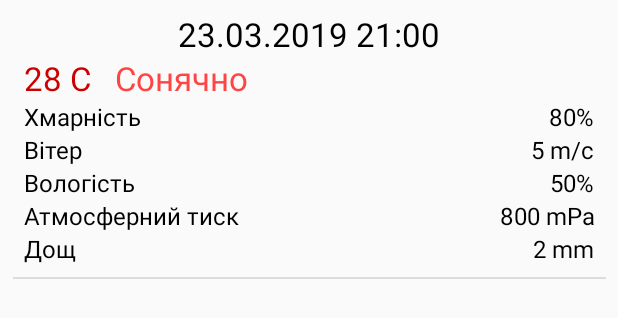
After one commit to Chupryna/Weather, an Android app: the layout weather_item.xml on its own in the app's theme, with its tools: preview values and no code run, on a phone screen of 412 x 824 dp. The commit adds this screen. Shown: the top 318 px of the screen. Run offline under Robolectric (Android 15) with nearby library versions, the phone set to English and light mode, and no system bars.

Commit message:
added show weather in RecyclerView

```diff
--- a/app/build.gradle
+++ b/app/build.gradle
@@ -30,6 +30,7 @@ dependencies {
     testImplementation 'junit:junit:4.12'
     androidTestImplementation 'com.android.support.test:runner:1.0.2'
     androidTestImplementation 'com.android.support.test.espresso:espresso-core:3.0.2'
+    implementation 'com.android.support:recyclerview-v7:28.0.0'
     implementation 'com.google.code.gson:gson:2.8.5'
     implementation 'com.squareup.retrofit2:retrofit:2.4.0'
     implementation 'com.squareup.retrofit2:converter-gson:2.4.0'
--- a/app/src/main/java/com/example/weather/data/model/City.kt
+++ b/app/src/main/java/com/example/weather/data/model/City.kt
@@ -1,4 +1,4 @@
-package com.example.weather.model
+package com.example.weather.data.model
 
 import com.google.gson.annotations.SerializedName
 
--- a/app/src/main/java/com/example/weather/data/model/Clouds.kt
+++ b/app/src/main/java/com/example/weather/data/model/Clouds.kt
@@ -1,4 +1,4 @@
-package com.example.weather.model
+package com.example.weather.data.model
 
 import com.google.gson.annotations.SerializedName
 
--- a/app/src/main/java/com/example/weather/data/model/Coord.kt
+++ b/app/src/main/java/com/example/weather/data/model/Coord.kt
@@ -1,4 +1,4 @@
-package com.example.weather.model
+package com.example.weather.data.model
 
 import com.google.gson.annotations.SerializedName
 
--- a/app/src/main/java/com/example/weather/data/model/ListItem.kt
+++ b/app/src/main/java/com/example/weather/data/model/ListItem.kt
@@ -1,4 +1,4 @@
-package com.example.weather.model
+package com.example.weather.data.model
 
 import com.google.gson.annotations.SerializedName
 
@@ -13,6 +13,6 @@ data class ListItem(@SerializedName("dt")
                     @SerializedName("wind")
                     val wind: Wind,
                     @SerializedName("rain")
-                    val rain: Rain,
+                    val rain: Rain?,
                     @SerializedName("dt_txt")
                     val dtTxt: String = "")
--- a/app/src/main/java/com/example/weather/data/model/Main.kt
+++ b/app/src/main/java/com/example/weather/data/model/Main.kt
@@ -1,4 +1,4 @@
-package com.example.weather.model
+package com.example.weather.data.model
 
 import com.google.gson.annotations.SerializedName
 
--- a/app/src/main/java/com/example/weather/data/model/Rain.kt
+++ b/app/src/main/java/com/example/weather/data/model/Rain.kt
@@ -1,4 +1,4 @@
-package com.example.weather.model
+package com.example.weather.data.model
 
 import com.google.gson.annotations.SerializedName
 
--- a/app/src/main/java/com/example/weather/data/model/Weather.kt
+++ b/app/src/main/java/com/example/weather/data/model/Weather.kt
@@ -1,4 +1,4 @@
-package com.example.weather.model
+package com.example.weather.data.model
 
 import com.google.gson.annotations.SerializedName
 
@@ -11,4 +11,5 @@ data class Weather(@SerializedName("cod")
                    @SerializedName("list")
                    val list: List<ListItem>?,
                    @SerializedName("city")
-                   val city: City)
+                   val city: City
+)
--- a/app/src/main/java/com/example/weather/data/model/WeatherItem.kt
+++ b/app/src/main/java/com/example/weather/data/model/WeatherItem.kt
@@ -1,4 +1,4 @@
-package com.example.weather.model
+package com.example.weather.data.model
 
 import com.google.gson.annotations.SerializedName
 
--- a/app/src/main/java/com/example/weather/data/model/Wind.kt
+++ b/app/src/main/java/com/example/weather/data/model/Wind.kt
@@ -1,4 +1,4 @@
-package com.example.weather.model
+package com.example.weather.data.model
 
 import com.google.gson.annotations.SerializedName
 
--- a/app/src/main/java/com/example/weather/data/source/OpenWeatherMapAPI.kt
+++ b/app/src/main/java/com/example/weather/data/source/OpenWeatherMapAPI.kt
@@ -1,6 +1,6 @@
 package com.example.weather.data.source
 
-import com.example.weather.model.Weather
+import com.example.weather.data.model.Weather
 import retrofit2.Call
 import retrofit2.http.GET
 import retrofit2.http.Query
--- /dev/null
+++ b/app/src/main/res/layout/weather_item.xml
@@ -0,0 +1,170 @@
+<?xml version="1.0" encoding="utf-8"?>
+<android.support.constraint.ConstraintLayout
+        xmlns:android="http://schemas.android.com/apk/res/android"
+        xmlns:app="http://schemas.android.com/apk/res-auto"
+        android:layout_width="match_parent"
+        android:layout_height="wrap_content"
+        xmlns:tools="http://schemas.android.com/tools">
+
+    <TextView
+            android:id="@+id/textDate"
+            android:layout_width="match_parent"
+            android:layout_height="wrap_content"
+            app:layout_constraintTop_toTopOf="parent"
+            android:layout_marginTop="8dp"
+            android:gravity="center"
+            android:textSize="22sp"
+            android:textColor="@android:color/black"
+            tools:text="23.03.2019 21:00"/>
+
+    <TextView
+            android:id="@+id/textTemperature"
+            android:layout_width="wrap_content"
+            android:layout_height="wrap_content"
+            app:layout_constraintTop_toBottomOf="@id/textDate"
+            app:layout_constraintStart_toStartOf="parent"
+            android:layout_marginStart="16dp"
+            android:textSize="22sp"
+            android:textColor="@android:color/holo_red_dark"
+            tools:text="28 C"/>
+
+    <TextView
+            android:id="@+id/textWeatherState"
+            android:layout_width="wrap_content"
+            android:layout_height="wrap_content"
+            app:layout_constraintTop_toBottomOf="@id/textDate"
+            android:gravity="end"
+            android:textSize="22sp"
+            android:textColor="@android:color/holo_red_light"
+            tools:text="Сонячно"
+            app:layout_constraintStart_toEndOf="@+id/textTemperature"
+            android:layout_marginStart="16dp"/>
+
+    <TextView
+            android:id="@+id/textClouds"
+            android:layout_width="wrap_content"
+            android:layout_height="wrap_content"
+            app:layout_constraintTop_toBottomOf="@id/textTemperature"
+            android:textSize="16sp"
+            android:textColor="@android:color/black"
+            android:text="@string/clouds"
+            app:layout_constraintStart_toStartOf="parent"
+            android:layout_marginStart="16dp"/>
+
+    <TextView
+            android:id="@+id/textCloudsValue"
+            android:layout_width="wrap_content"
+            android:layout_height="wrap_content"
+            app:layout_constraintTop_toBottomOf="@id/textWeatherState"
+            app:layout_constraintEnd_toEndOf="parent"
+            android:layout_marginEnd="16dp"
+            android:gravity="end"
+            android:textSize="16sp"
+            android:textColor="@android:color/black"
+            tools:text="80%"/>
+
+    <TextView
+            android:id="@+id/textWindSpeed"
+            android:layout_width="wrap_content"
+            android:layout_height="wrap_content"
+            app:layout_constraintTop_toBottomOf="@id/textClouds"
+            android:textSize="16sp"
+            android:textColor="@android:color/black"
+            android:text="@string/wind"
+            app:layout_constraintStart_toStartOf="parent"
+            android:layout_marginStart="16dp"/>
+
+    <TextView
+            android:id="@+id/textWindSpeedValue"
+            android:layout_width="wrap_content"
+            android:layout_height="wrap_content"
+            app:layout_constraintTop_toBottomOf="@id/textCloudsValue"
+            app:layout_constraintEnd_toEndOf="parent"
+            android:layout_marginEnd="16dp"
+            android:gravity="end"
+            android:textSize="16sp"
+            android:textColor="@android:color/black"
+            tools:text="5 m/c"/>
+
+    <TextView
+            android:id="@+id/textHumidity"
+            android:layout_width="wrap_content"
+            android:layout_height="wrap_content"
+            app:layout_constraintTop_toBottomOf="@id/textWindSpeed"
+            android:textSize="16sp"
+            android:textColor="@android:color/black"
+            android:text="@string/humidity"
+            app:layout_constraintStart_toStartOf="parent"
+            android:layout_marginStart="16dp"/>
+
+    <TextView
+            android:id="@+id/textHumidityValue"
+            android:layout_width="wrap_content"
+            android:layout_height="wrap_content"
+            app:layout_constraintTop_toBottomOf="@id/textWindSpeedValue"
+            app:layout_constraintEnd_toEndOf="parent"
+            android:layout_marginEnd="16dp"
+            android:gravity="end"
+            android:textSize="16sp"
+            android:textColor="@android:color/black"
+            tools:text="50%"/>
+
+    <TextView
+            android:id="@+id/textPressure"
+            android:layout_width="wrap_content"
+            android:layout_height="wrap_content"
+            app:layout_constraintTop_toBottomOf="@id/textHumidity"
+            android:textSize="16sp"
+            android:textColor="@android:color/black"
+            android:text="@string/pressure"
+            app:layout_constraintStart_toStartOf="parent"
+            android:layout_marginStart="16dp"/>
+
+    <TextView
+            android:id="@+id/textPressureValue"
+            android:layout_width="wrap_content"
+            android:layout_height="wrap_content"
+            app:layout_constraintTop_toBottomOf="@id/textHumidityValue"
+            app:layout_constraintEnd_toEndOf="parent"
+            android:layout_marginEnd="16dp"
+            android:gravity="end"
+            android:textSize="16sp"
+            android:textColor="@android:color/black"
+            tools:text="800 mPa"/>
+
+    <TextView
+            android:id="@+id/textRain"
+            android:layout_width="wrap_content"
+            android:layout_height="wrap_content"
+            app:layout_constraintTop_toBottomOf="@id/textPressure"
+            android:textSize="16sp"
+            android:textColor="@android:color/black"
+            android:text="@string/rain"
+            app:layout_constraintStart_toStartOf="parent"
+            android:layout_marginStart="16dp"/>
+
+    <TextView
+            android:id="@+id/textRainValue"
+            android:layout_width="wrap_content"
+            android:layout_height="wrap_content"
+            app:layout_constraintTop_toBottomOf="@id/textPressureValue"
+            app:layout_constraintEnd_toEndOf="parent"
+            android:layout_marginEnd="16dp"
+            android:gravity="end"
+            android:textSize="16sp"
+            android:textColor="@android:color/black"
+            tools:text="2 mm"/>
+
+    <View
+            android:id="@+id/divider"
+            android:layout_width="395dp"
+            android:layout_height="1dp"
+            android:background="?android:attr/listDivider"
+            android:layout_marginTop="8dp"
+            app:layout_constraintTop_toBottomOf="@+id/textRain"
+            app:layout_constraintEnd_toEndOf="parent"
+            android:layout_marginEnd="16dp"
+            app:layout_constraintStart_toStartOf="parent"
+            android:layout_marginStart="16dp"/>
+
+</android.support.constraint.ConstraintLayout>
--- a/app/src/main/res/values/strings.xml
+++ b/app/src/main/res/values/strings.xml
@@ -2,4 +2,10 @@
     <string name="app_name">Weather</string>
     <string name="get">Отримати</string>
     <string name="not_network">Відсутнє з\'єднання з мережею</string>
+    <string name="clouds">Хмарність</string>
+    <string name="wind">Вітер</string>
+    <string name="humidity">Вологість</string>
+    <string name="pressure">Атмосферний тиск</string>
+    <string name="rain">Дощ</string>
+    <string name="failed_load_weather">Не вдалося завантажити погоду</string>
 </resources>
```
Also changed, not shown: app/src/main/java/com/example/weather/MainActivity.kt (+15 -3 lines), app/src/main/java/com/example/weather/RVAdapterWeather.kt (added, +53 -0 lines), app/src/main/java/com/example/weather/data/source/DataSource.kt (added, +15 -0 lines), app/src/main/java/com/example/weather/data/source/WeatherDataSource.kt (+18 -23 lines), app/src/main/res/layout/activity_main.xml (+15 -0 lines).
